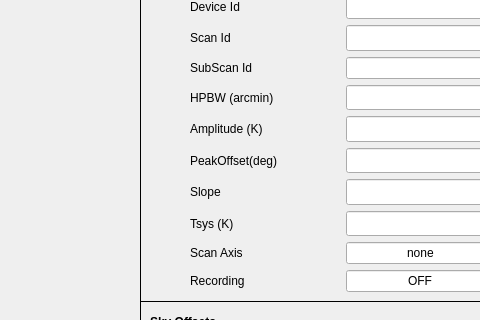
First picture: the form in Common/Clients/CaltoolClient/src/calibrationToolClient.ui, repository discos/discos, before the edit; both pictures show x 420 to 900 and y 179 to 499 of the 998 by 726 pixel window.
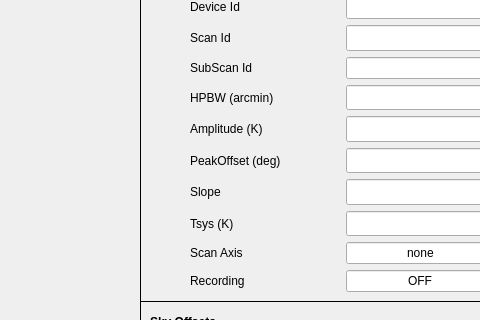
Second picture: the form after the edit. Custom widgets are drawn as their Qt base class.

Commit message: Added missing space in label for caltoolclient

Patch:
```diff
--- a/Common/Clients/CaltoolClient/src/calibrationToolClient.ui
+++ b/Common/Clients/CaltoolClient/src/calibrationToolClient.ui
@@ -361,7 +361,7 @@
         </size>
        </property>
        <property name="text">
-        <string>PeakOffset(deg)</string>
+        <string>PeakOffset (deg)</string>
        </property>
       </widget>
      </item>
```
